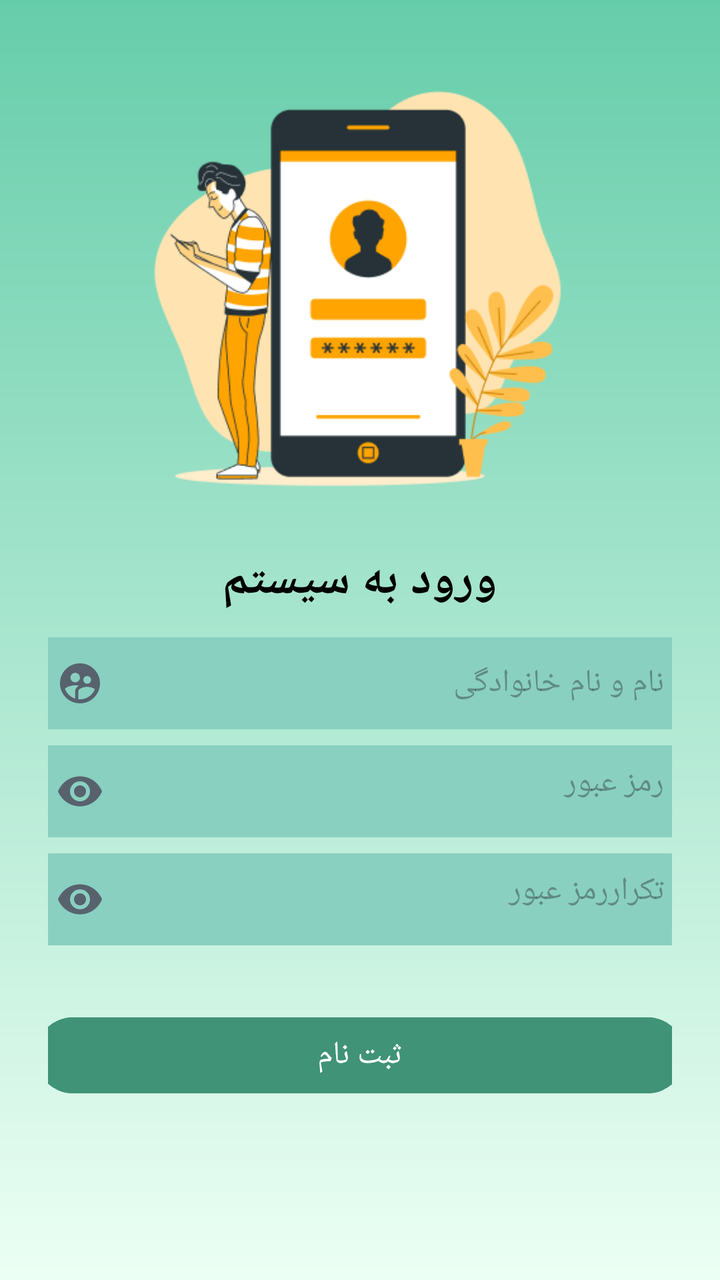
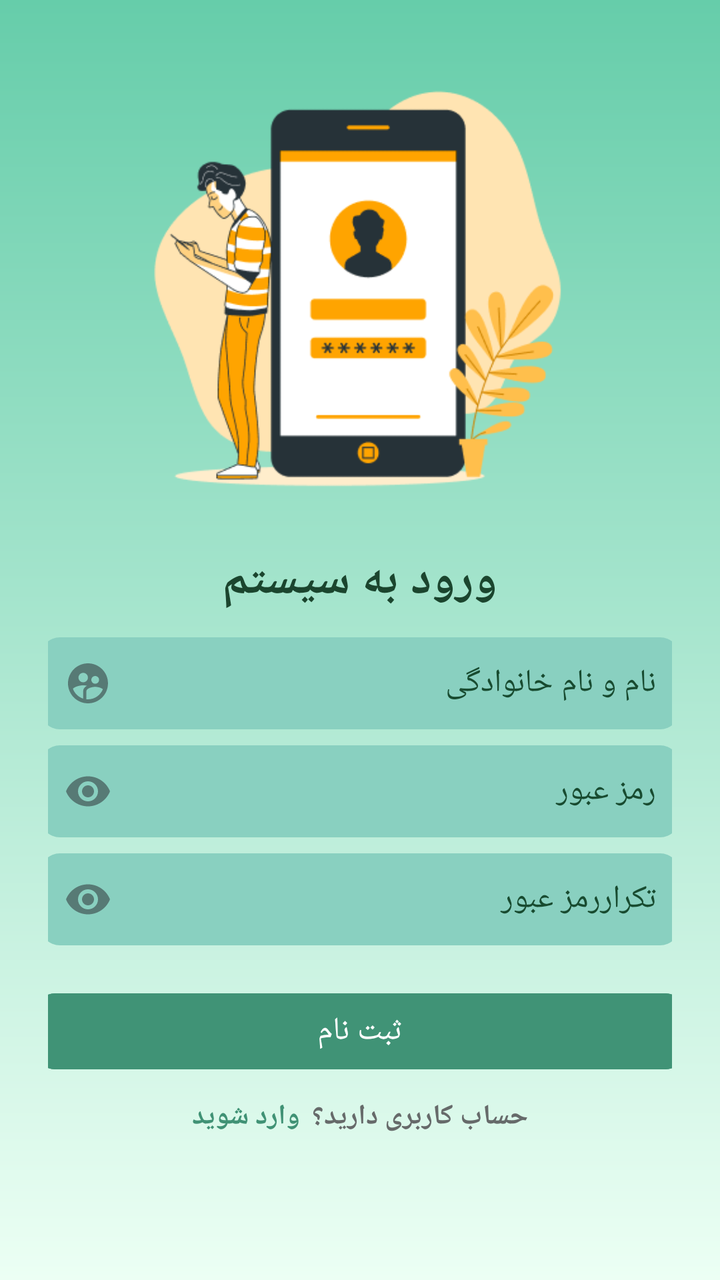

Two renders of the same Android screen: before a commit and after it. Below are the layout's source before the change and the commit's diff.
<!-- AndroidManifest.xml: application theme Theme.TripMate -->
<!-- res/layout/activity_register.xml -->
<?xml version="1.0" encoding="utf-8"?>
<ScrollView xmlns:android="http://schemas.android.com/apk/res/android"
    android:layout_width="match_parent"
    android:layout_height="match_parent"
    xmlns:app="http://schemas.android.com/apk/res-auto"
    android:background="@drawable/gradient_background">

    <LinearLayout
        android:layout_width="match_parent"
        android:layout_height="wrap_content"
        android:orientation="vertical"
        android:padding="24dp"
        android:gravity="center_horizontal">
        <ImageView
                android:layout_width="250dp"
                android:layout_height="250dp"
                android:adjustViewBounds="true"
                android:src="@drawable/register" />
        <TextView
            android:layout_width="wrap_content"
            android:layout_height="wrap_content"
            android:fontFamily="@font/vazirmatn"
            android:textStyle="bold"
            android:text="ورود به سیستم"
            android:textColor="#000000"
            android:textSize="24dp" />

        <EditText
            android:id="@+id/edtFullName"
            android:layout_width="320dp"
            android:layout_height="46dp"
            android:background="#89D0C0"
            android:drawableStart="@drawable/ic_user"
            android:fontFamily="@font/vazirmatn"
            android:hint="نام و نام خانوادگی"
            android:imeOptions="actionNext"
            android:layout_marginTop="12dp"
            android:inputType="textPersonName"
            android:padding="8dp"
            android:textColor="#57626D"
            android:textSize="16dp"
            android:layout_marginBottom="8dp">
        </EditText>
        <EditText
            android:id="@+id/edtEmail"
            android:layout_width="320dp"
            android:layout_height="46dp"
            android:background=" #89D0C0"
            android:drawableStart="@drawable/ic_eye"
            android:fontFamily="@font/vazirmatn"
            android:gravity="right"
            android:hint="رمز عبور"
            android:imeOptions="actionNext"
            android:importantForAutofill="no"
            android:inputType="textWebPassword"
            android:padding="8dp"
            android:textColor="#57626D"
            android:textSize="16dp"
            android:layout_marginBottom="8dp">
        </EditText>
        <EditText
            android:id="@+id/edtPassword"
            android:layout_width="320dp"
            android:layout_height="46dp"
            android:background=" #89D0C0"
            android:drawableStart="@drawable/ic_eye"
            android:fontFamily="@font/vazirmatn"
            android:gravity="right"
            android:hint=" تکراررمز عبور"
            android:imeOptions="actionNext"
            android:importantForAutofill="no"
            android:inputType="textWebPassword"
            android:padding="8dp"
            android:textColor="#57626D"
            android:textSize="16dp"
            android:layout_marginBottom="8dp">
        </EditText>
        <Button
            android:id="@+id/btnRegister"
            android:layout_width="325dp"
            android:layout_height="46dp"
            android:fontFamily="@font/vazirmatn"
            android:text="ثبت نام"
            android:textColor="#FFFFFF"
            android:textSize="16sp"
            android:backgroundTint="#409376"
            android:layout_marginTop="24dp"
            app:layout_constraintBottom_toBottomOf="parent"
            app:layout_constraintEnd_toEndOf="parent"
            app:layout_constraintStart_toStartOf="parent"
            />
    </LinearLayout>

</ScrollView>
<!-- resources referenced by this layout -->
<resources>
  <!-- drawable gradient_background (drawable) -->
  <?xml version="1.0" encoding="utf-8"?>
  <shape xmlns:android="http://schemas.android.com/apk/res/android">
      <gradient
          android:startColor="#66CDAA"
          android:endColor="#ECFFF4"
          android:angle="8"/>
  </shape>
  <!-- drawable ic_eye (drawable) -->
  <vector xmlns:android="http://schemas.android.com/apk/res/android" android:height="24dp" android:tint="#57626D" android:viewportHeight="24" android:viewportWidth="24" android:width="24dp">
        
      <path android:fillColor="@android:color/white" android:pathData="M12,4.5C7,4.5 2.73,7.61 1,12c1.73,4.39 6,7.5 11,7.5s9.27,-3.11 11,-7.5c-1.73,-4.39 -6,-7.5 -11,-7.5zM12,17c-2.76,0 -5,-2.24 -5,-5s2.24,-5 5,-5 5,2.24 5,5 -2.24,5 -5,5zM12,9c-1.66,0 -3,1.34 -3,3s1.34,3 3,3 3,-1.34 3,-3 -1.34,-3 -3,-3z"/>
      
  </vector>
  <!-- drawable ic_user (drawable) -->
  <vector xmlns:android="http://schemas.android.com/apk/res/android" android:height="24dp" android:tint="#57626D" android:viewportHeight="24" android:viewportWidth="24" android:width="24dp">
        
      <path android:fillColor="@android:color/white" android:pathData="M11.99,2c-5.52,0 -10,4.48 -10,10s4.48,10 10,10 10,-4.48 10,-10 -4.48,-10 -10,-10zM15.6,8.34c1.07,0 1.93,0.86 1.93,1.93 0,1.07 -0.86,1.93 -1.93,1.93 -1.07,0 -1.93,-0.86 -1.93,-1.93 -0.01,-1.07 0.86,-1.93 1.93,-1.93zM9.6,6.76c1.3,0 2.36,1.06 2.36,2.36 0,1.3 -1.06,2.36 -2.36,2.36s-2.36,-1.06 -2.36,-2.36c0,-1.31 1.05,-2.36 2.36,-2.36zM9.6,15.89v3.75c-2.4,-0.75 -4.3,-2.6 -5.14,-4.96 1.05,-1.12 3.67,-1.69 5.14,-1.69 0.53,0 1.2,0.08 1.9,0.22 -1.64,0.87 -1.9,2.02 -1.9,2.68zM11.99,20c-0.27,0 -0.53,-0.01 -0.79,-0.04v-4.07c0,-1.42 2.94,-2.13 4.4,-2.13 1.07,0 2.92,0.39 3.84,1.15 -1.17,2.97 -4.06,5.09 -7.45,5.09z"/>
      
  </vector>
  <!-- drawable register: png bitmap (drawable, 25177 bytes) -->
  <style name="Theme.TripMate" parent="Base.Theme.TripMate" />
  <style name="Base.Theme.TripMate" parent="Theme.Material3.DayNight.NoActionBar">
          
          
      </style>
</resources>

<!-- the commit's change to res/layout/activity_register.xml (unified diff, before → after) -->
@@ -22,22 +22,22 @@
             android:fontFamily="@font/vazirmatn"
             android:textStyle="bold"
             android:text="ورود به سیستم"
-            android:textColor="#000000"
+            android:textColor="#1B452E"
             android:textSize="24dp" />
 
         <EditText
             android:id="@+id/edtFullName"
             android:layout_width="320dp"
             android:layout_height="46dp"
-            android:background="#89D0C0"
+            android:background="@drawable/rounded_edittext"
             android:drawableStart="@drawable/ic_user"
             android:fontFamily="@font/vazirmatn"
             android:hint="نام و نام خانوادگی"
             android:imeOptions="actionNext"
             android:layout_marginTop="12dp"
             android:inputType="textPersonName"
-            android:padding="8dp"
-            android:textColor="#57626D"
+            android:padding="12dp"
+            android:textColorHint="#184B30"
             android:textSize="16dp"
             android:layout_marginBottom="8dp">
         </EditText>
@@ -45,7 +45,7 @@
             android:id="@+id/edtEmail"
             android:layout_width="320dp"
             android:layout_height="46dp"
-            android:background=" #89D0C0"
+            android:background="@drawable/rounded_edittext"
             android:drawableStart="@drawable/ic_eye"
             android:fontFamily="@font/vazirmatn"
             android:gravity="right"
@@ -53,8 +53,8 @@
             android:imeOptions="actionNext"
             android:importantForAutofill="no"
             android:inputType="textWebPassword"
-            android:padding="8dp"
-            android:textColor="#57626D"
+            android:padding="12dp"
+            android:textColorHint="#184B30"
             android:textSize="16dp"
             android:layout_marginBottom="8dp">
         </EditText>
@@ -62,7 +62,7 @@
             android:id="@+id/edtPassword"
             android:layout_width="320dp"
             android:layout_height="46dp"
-            android:background=" #89D0C0"
+            android:background="@drawable/rounded_edittext"
             android:drawableStart="@drawable/ic_eye"
             android:fontFamily="@font/vazirmatn"
             android:gravity="right"
@@ -70,8 +70,8 @@
             android:imeOptions="actionNext"
             android:importantForAutofill="no"
             android:inputType="textWebPassword"
-            android:padding="8dp"
-            android:textColor="#57626D"
+            android:padding="12dp"
+            android:textColorHint="#184B30"
             android:textSize="16dp"
             android:layout_marginBottom="8dp">
         </EditText>
@@ -84,11 +84,47 @@
             android:textColor="#FFFFFF"
             android:textSize="16sp"
             android:backgroundTint="#409376"
-            android:layout_marginTop="24dp"
+            android:layout_marginTop="12dp"
+            app:cornerRadius="10dp"
             app:layout_constraintBottom_toBottomOf="parent"
             app:layout_constraintEnd_toEndOf="parent"
             app:layout_constraintStart_toStartOf="parent"
             />
+        <LinearLayout
+            android:layout_width="wrap_content"
+            android:layout_height="wrap_content"
+            android:layout_marginTop="10dp"
+            android:gravity="center"
+            android:layoutDirection="rtl"
+            android:orientation="horizontal"
+            android:layout_gravity="center">
+
+            <TextView
+                android:layout_width="wrap_content"
+                android:layout_height="wrap_content"
+                android:fontFamily="@font/vazirmatn"
+                android:textSize="14sp"
+                android:textColor="#666A6A"
+                android:textStyle="bold"
+                android:text="حساب کاربری دارید؟" />
+
+            <Space
+                android:layout_width="6dp"
+                android:layout_height="wrap_content" />
+
+            <TextView
+                android:id="@+id/btnGoTologin"
+                android:layout_width="wrap_content"
+                android:layout_height="wrap_content"
+                android:fontFamily="@font/vazirmatn"
+                android:textSize="14sp"
+                android:textColor="#409275"
+                android:textStyle="bold"
+                android:clickable="true"
+                android:focusable="true"
+                android:text="وارد شوید" />
+        </LinearLayout>
+
     </LinearLayout>
 
 </ScrollView>
<!-- resource entries referenced after the edit -->
@@ -9,18 +9,25 @@
           android:angle="8"/>
   </shape>
   <!-- drawable ic_eye (drawable) -->
-  <vector xmlns:android="http://schemas.android.com/apk/res/android" android:height="24dp" android:tint="#57626D" android:viewportHeight="24" android:viewportWidth="24" android:width="24dp">
+  <vector xmlns:android="http://schemas.android.com/apk/res/android" android:height="24dp" android:tint="#577A75" android:viewportHeight="24" android:viewportWidth="24" android:width="24dp">
         
       <path android:fillColor="@android:color/white" android:pathData="M12,4.5C7,4.5 2.73,7.61 1,12c1.73,4.39 6,7.5 11,7.5s9.27,-3.11 11,-7.5c-1.73,-4.39 -6,-7.5 -11,-7.5zM12,17c-2.76,0 -5,-2.24 -5,-5s2.24,-5 5,-5 5,2.24 5,5 -2.24,5 -5,5zM12,9c-1.66,0 -3,1.34 -3,3s1.34,3 3,3 3,-1.34 3,-3 -1.34,-3 -3,-3z"/>
       
   </vector>
   <!-- drawable ic_user (drawable) -->
-  <vector xmlns:android="http://schemas.android.com/apk/res/android" android:height="24dp" android:tint="#57626D" android:viewportHeight="24" android:viewportWidth="24" android:width="24dp">
+  <vector xmlns:android="http://schemas.android.com/apk/res/android" android:height="24dp" android:tint="#577A75" android:viewportHeight="24" android:viewportWidth="24" android:width="24dp">
         
       <path android:fillColor="@android:color/white" android:pathData="M11.99,2c-5.52,0 -10,4.48 -10,10s4.48,10 10,10 10,-4.48 10,-10 -4.48,-10 -10,-10zM15.6,8.34c1.07,0 1.93,0.86 1.93,1.93 0,1.07 -0.86,1.93 -1.93,1.93 -1.07,0 -1.93,-0.86 -1.93,-1.93 -0.01,-1.07 0.86,-1.93 1.93,-1.93zM9.6,6.76c1.3,0 2.36,1.06 2.36,2.36 0,1.3 -1.06,2.36 -2.36,2.36s-2.36,-1.06 -2.36,-2.36c0,-1.31 1.05,-2.36 2.36,-2.36zM9.6,15.89v3.75c-2.4,-0.75 -4.3,-2.6 -5.14,-4.96 1.05,-1.12 3.67,-1.69 5.14,-1.69 0.53,0 1.2,0.08 1.9,0.22 -1.64,0.87 -1.9,2.02 -1.9,2.68zM11.99,20c-0.27,0 -0.53,-0.01 -0.79,-0.04v-4.07c0,-1.42 2.94,-2.13 4.4,-2.13 1.07,0 2.92,0.39 3.84,1.15 -1.17,2.97 -4.06,5.09 -7.45,5.09z"/>
       
   </vector>
   <!-- drawable register: png bitmap (drawable, 25177 bytes) -->
+  <!-- drawable rounded_edittext (drawable) -->
+  <?xml version="1.0" encoding="utf-8"?>
+  <shape xmlns:android="http://schemas.android.com/apk/res/android"
+      android:shape="rectangle">
+      <solid android:color="#89D0C0"/>
+      <corners android:radius="10dp"/>
+  </shape>
   <style name="Theme.TripMate" parent="Base.Theme.TripMate" />
   <style name="Base.Theme.TripMate" parent="Theme.Material3.DayNight.NoActionBar">
           
